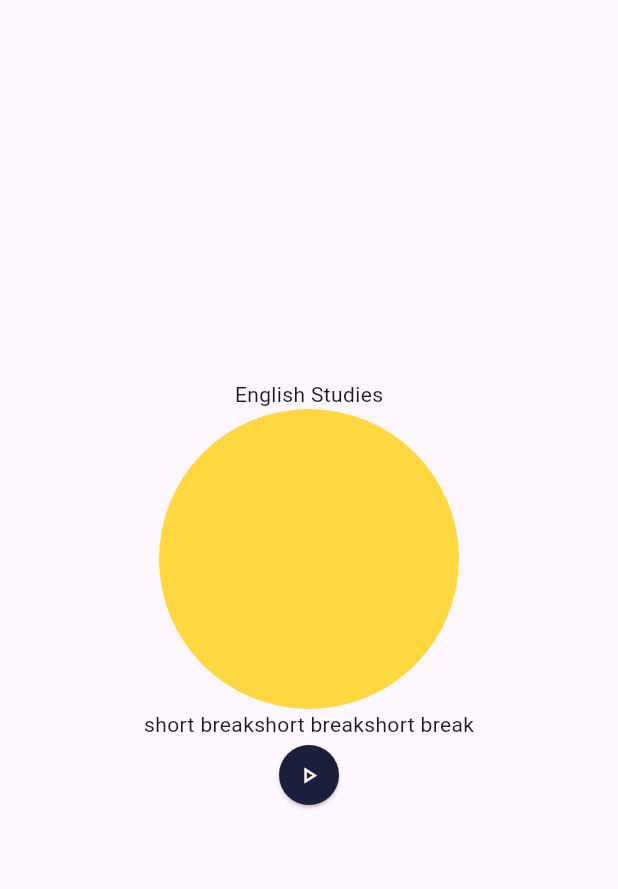
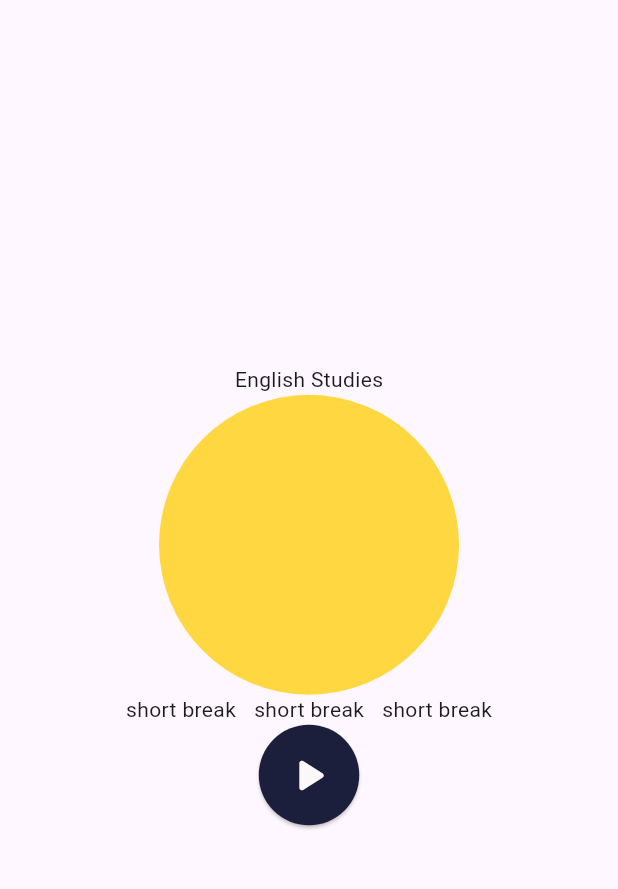
Before and after one commit to antoniolisboa/pomotime_app, a Flutter app: the screen it shows after launch, on a phone screen of 412 x 824 dp, the part 65-954 px from its top. Run offline on Flutter 3.47's test engine with Material 3 defaults, Android fonts, the phone set to English and light mode, and no system bars; our stand-ins replace google_fonts.

Commit message:
botão de play pronto

```diff
--- a/lib/main.dart
+++ b/lib/main.dart
@@ -1,6 +1,6 @@
 import 'package:flutter/material.dart';
 // import 'package:pomotime_app/pages/splash_page.dart';
-import 'package:pomotime_app/pages/home_page.dart';
+import 'package:pomotime_app/views/home_page.dart';
 
 void main() {
   runApp(const MyApp());
--- a/lib/pages/home_page.dart
+++ b/lib/views/home_page.dart
@@ -34,7 +34,9 @@ class HomePage extends StatelessWidget {
             mainAxisAlignment: MainAxisAlignment.center,
             children: [
               Text('short break'),
+              SizedBox(width: 12),
               Text('short break'),
+              SizedBox(width: 12),
               Text('short break'),
             ],
           ),
@@ -43,11 +45,14 @@ class HomePage extends StatelessWidget {
             style: ElevatedButton.styleFrom(
               backgroundColor: Color(0xFF1B1F3B),
               shape: CircleBorder(),
-
             ),
-            child: Icon(
-              Icons.play_arrow_outlined,
-              color: Color(0xFFFCF7F8),
+            child: Padding(
+              padding: const EdgeInsets.all(14.5),
+              child: Icon(
+                Icons.play_arrow_rounded,
+                color: Color(0xFFFCF7F8),
+                size: 38,
+              ),
             ),
           ),
         ],
```
Also changed, not shown: lib/views/splash_page.dart (renamed from lib/pages/splash_page.dart).
